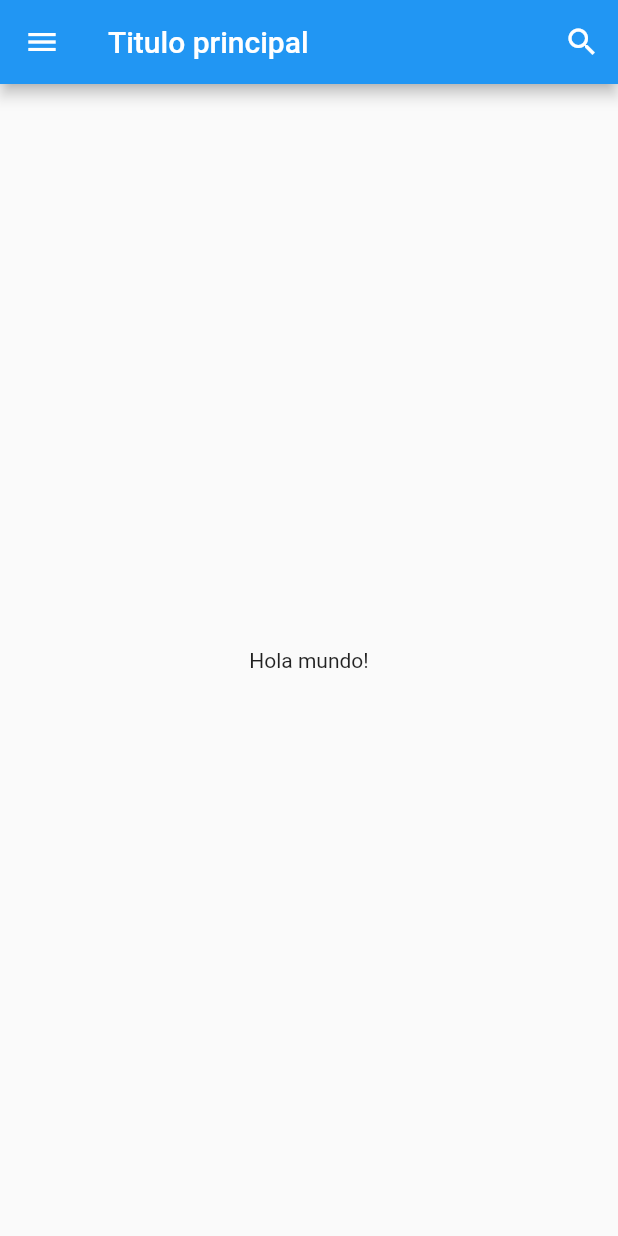
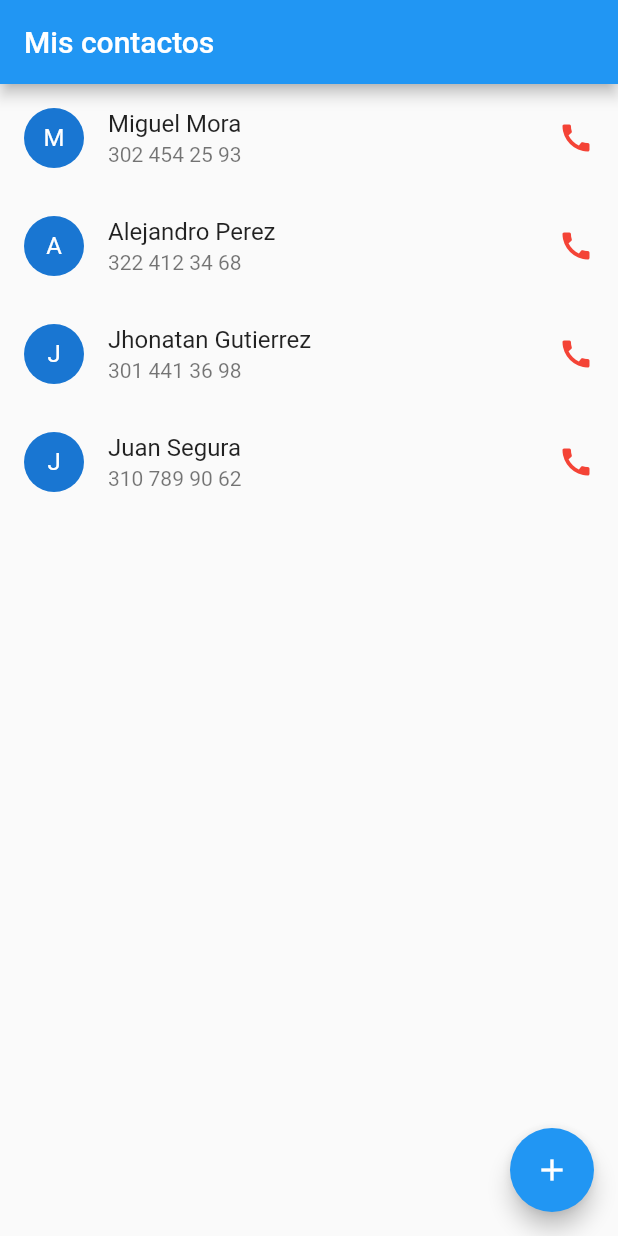
Before and after one commit to miguelRamos1053/STOCK-IRGERY, a Flutter app: the screen it shows after launch, on a phone screen of 412 x 824 dp. Run offline on Flutter 3.47's test engine with Material 2 defaults, Android fonts, the phone set to English and light mode, and no system bars.

Commit message:
Contactos, crear

```diff
--- a/lib/home.dart
+++ b/lib/home.dart
@@ -1,28 +1,72 @@
 import 'package:flutter/material.dart';
+import 'add_contact.dart';
 
-class HolaMundoHome extends StatelessWidget {
-  const HolaMundoHome({super.key});
+class Home extends StatefulWidget {
+  final String _title;
+  // ignore: use_key_in_widget_constructors
+  const Home(this._title);
+  @override
+  State<StatefulWidget> createState() => _Home();
+}
 
+class _Home extends State<Home> {
+  List<Client> clients = [
+    Client(name: 'Miguel', surname: 'Mora', phone: '302 454 25 93'),
+    Client(name: 'Alejandro', surname: 'Perez', phone: '322 412 34 68'),
+    Client(name: 'Jhonatan', surname: 'Gutierrez', phone: '301 441 36 98'),
+    Client(name: 'Juan', surname: 'Segura', phone: '310 789 90 62')
+  ];
   @override
   Widget build(BuildContext context) {
     return Scaffold(
       appBar: AppBar(
-        leading: IconButton(
-          icon: Icon(Icons.menu),
-          tooltip: "Menu principal",
-          onPressed: () => [print("Haciendo Click")],
-        ),
-        title: Text('Titulo principal'),
-        actions: <Widget>[
-          IconButton(
-              icon: Icon(Icons.search),
-              tooltip: "Buscar",
-              onPressed: () => {print('Buscando..')})
-        ],
+        title: Text(widget._title),
       ),
-      body: Center(
-        child: Text('Hola mundo!'),
+      body: ListView.builder(
+        itemCount: clients.length,
+        itemBuilder: (context, index) {
+          return ListTile(
+            onTap: () {},
+            onLongPress: () {},
+            title: Text(clients[index].name + " " + clients[index].surname),
+            subtitle: Text(clients[index].phone),
+            leading: CircleAvatar(
+              child: Text(clients[index].name.substring(0, 1)),
+            ),
+            // ignore: prefer_const_constructors
+            trailing: Icon(
+              Icons.call,
+              color: Colors.red,
+            ),
+          );
+        },
+      ),
+      floatingActionButton: FloatingActionButton(
+        onPressed: () {
+          Navigator.push(
+                  context, MaterialPageRoute(builder: (_) => AddContact()))
+              .then((newContact) {
+            if (newContact != null) {
+              setState(() {
+                clients.add(newContact);
+              });
+            }
+          });
+        },
+        tooltip: "Agregar Contacto",
+        child: const Icon(Icons.add),
       ),
     );
   }
 }
+
+class Client {
+  // ignore: prefer_typing_uninitialized_variables
+  var name;
+  // ignore: prefer_typing_uninitialized_variables
+  var surname;
+  // ignore: prefer_typing_uninitialized_variables
+  var phone;
+
+  Client({this.name, this.surname, this.phone});
+}
--- a/lib/main.dart
+++ b/lib/main.dart
@@ -1,16 +1,16 @@
 import 'package:flutter/material.dart';
-import 'package:hola_mundo/home.dart';
 
-void main() {
-  runApp(MyApp());
-}
+import 'home.dart';
 
+void main() => runApp(MyApp());
+
+// ignore: use_key_in_widget_constructors
 class MyApp extends StatelessWidget {
   @override
   Widget build(BuildContext context) {
-    return MaterialApp(
-        debugShowCheckedModeBanner: false,
-        title: "hola Mundo",
-        home: HolaMundoHome());
+    return const MaterialApp(
+      title: 'Material App',
+      home: Home("Mis contactos"),
+    ); // MaterialApp
   }
 }
```
Also changed, not shown: lib/add_contact.dart (added, +51 -0 lines), lib/text_box.dart (added, +26 -0 lines), 1 other file.
